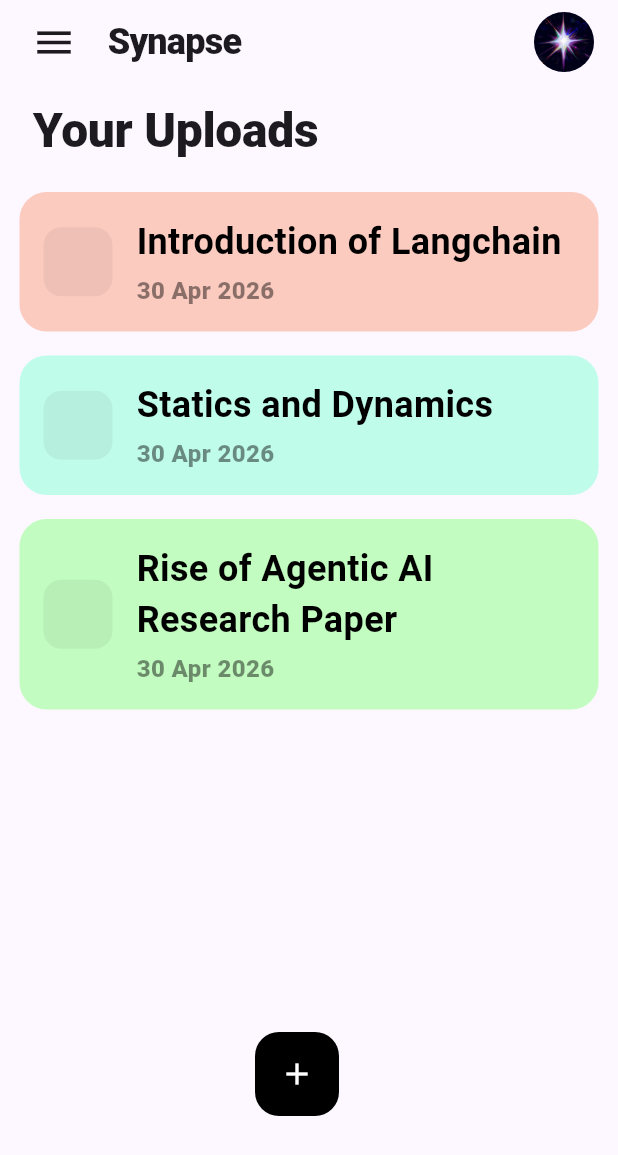
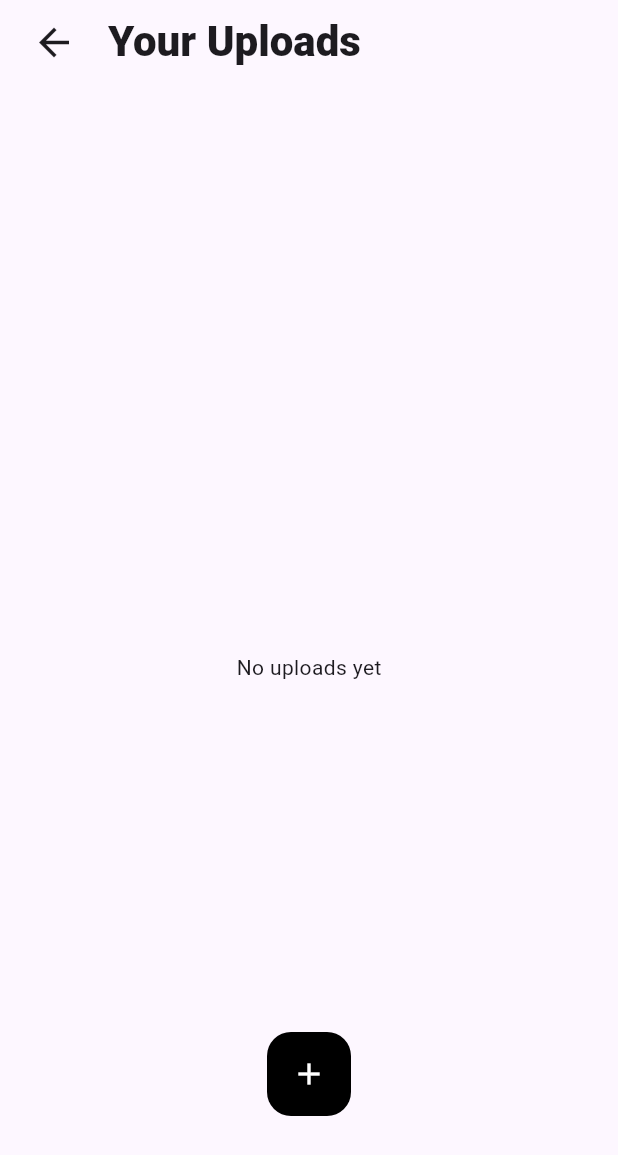
Before and after one commit to vedant-dev27/knowledge-intelligence-platform, a Flutter app: the UploadScreen screen opened directly, after a tap on the "add" icon, on a phone screen of 412 x 824 dp. Shown: the top 1155 px of the screen. Run offline on Flutter 3.47's test engine with Material 3 defaults, Android fonts, the phone set to English and light mode, and no system bars; our stand-ins replace file_picker, flutter_secure_storage, hive, hive_flutter; accounts and stored records are empty; statements that could not run were skipped.

Commit message:
add upload feature

```diff
--- a/mobile_app/lib/screens/home_screen.dart
+++ b/mobile_app/lib/screens/home_screen.dart
@@ -81,7 +81,7 @@
               ],
               child: const CircleAvatar(
                 radius: 20,
-                backgroundImage: AssetImage('assets/images/profile.jpg'),
+                child: Icon(Icons.person, size: 20),
               ),
             ),
           ),
--- a/mobile_app/lib/screens/upload_screen.dart
+++ b/mobile_app/lib/screens/upload_screen.dart
@@ -1,6 +1,9 @@
+import 'dart:io';
+import 'package:file_picker/file_picker.dart';
 import 'package:flutter/material.dart';
 import 'package:synapse/models/dataset_model.dart';
 import 'package:synapse/screens/dataset_viewer_screen.dart';
+import 'package:synapse/services/upload_service.dart';
 import 'package:synapse/widgets/dataset_widget.dart';
 
 class UploadScreen extends StatefulWidget {
@@ -10,28 +13,98 @@
   State<UploadScreen> createState() => _UploadScreenState();
 }
 
-final List<DatasetModel> fakeData = [
+class _UploadScreenState extends State<UploadScreen> {
+  final List<DatasetModel> data = [];
+
+  bool _isUploading = false;
+
+  Future<void> _pickAndUploadFile() async {
+    if (_isUploading) return;
+
+    final FilePickerResult? result =
+        await FilePicker.pickFiles(type: FileType.any);
+
+    if (result == null) return;
+
+    final PlatformFile pickedFile = result.files.single;
+    if (pickedFile.path == null) return;
+
+    final File file = File(pickedFile.path!);
+
+    setState(() => _isUploading = true);
+
+    try {
+      final response = await UploadService.uploadFile(file);
+
+      if (!mounted) return;
+
+      setState(() {
+        data.insert(
+          0,
           DatasetModel(
-    title: "Introduction of Langchain",
+            title: pickedFile.name,
             createdAt: DateTime.now(),
-    type: "pdf",
-    content: "Thermodynamics",
+            type: response['ext'],
+            content: '',
           ),
-  DatasetModel(
-    title: "Statics and Dynamics",
-    createdAt: DateTime.now(),
-    type: "image",
-    content: "Algebra",
+        );
+      });
+
+      showDialog(
+        context: context,
+        barrierDismissible: false,
+        builder: (_) => Dialog(
+          insetPadding: const EdgeInsets.symmetric(horizontal: 40),
+          shape: RoundedRectangleBorder(
+            borderRadius: BorderRadius.circular(20),
           ),
-  DatasetModel(
-    title: "Rise of Agentic AI Research Paper",
-    createdAt: DateTime.now(),
-    type: "pdf",
-    content: "Prokaryotic Cell",
+          child: Padding(
+            padding: const EdgeInsets.symmetric(horizontal: 20, vertical: 18),
+            child: Column(
+              mainAxisSize: MainAxisSize.min,
+              children: [
+                const Icon(Icons.check_circle, color: Colors.green, size: 36),
+                const SizedBox(height: 12),
+                const Text(
+                  "Upload Complete",
+                  style: TextStyle(
+                    fontSize: 18,
+                    fontWeight: FontWeight.w700,
                   ),
-];
+                ),
+                const SizedBox(height: 8),
+                Text(
+                  pickedFile.name,
+                  textAlign: TextAlign.center,
+                  style: const TextStyle(
+                    fontSize: 14,
+                    color: Colors.black54,
+                  ),
+                  overflow: TextOverflow.ellipsis,
+                  maxLines: 2,
+                ),
+              ],
+            ),
+          ),
+        ),
+      );
 
-class _UploadScreenState extends State<UploadScreen> {
+      Future.delayed(const Duration(milliseconds: 1600), () {
+        if (mounted) Navigator.of(context).pop();
+      });
+    } catch (_) {
+      if (!mounted) return;
+
+      ScaffoldMessenger.of(context).showSnackBar(
+        const SnackBar(
+          content: Text('Upload failed'),
+        ),
+      );
+    } finally {
+      if (mounted) setState(() => _isUploading = false);
+    }
+  }
+
   @override
   Widget build(BuildContext context) {
     final theme = Theme.of(context);
@@ -41,56 +114,33 @@
       appBar: AppBar(
         centerTitle: false,
         elevation: 0,
-        scrolledUnderElevation: 0,
         leading: const Padding(
           padding: EdgeInsets.only(left: 16),
-          child: Icon(Icons.menu, size: 30),
+          child: Icon(Icons.arrow_back, size: 30),
         ),
         title: const Text(
-          "Synapse",
+          "Your Uploads",
           style: TextStyle(
-            fontSize: 24,
+            fontSize: 28,
             fontWeight: FontWeight.w900,
-            letterSpacing: -0.5,
           ),
         ),
-        actions: const [
-          Padding(
-            padding: EdgeInsets.only(right: 16),
-            child: CircleAvatar(
-              radius: 20,
-              backgroundImage: AssetImage('assets/images/profile.jpg'),
-            ),
-          ),
-        ],
       ),
       body: SafeArea(
         child: Column(
           crossAxisAlignment: CrossAxisAlignment.start,
           children: [
-            const SizedBox(height: 8),
-            const Padding(
-              padding: EdgeInsets.symmetric(horizontal: 22),
-              child: Text(
-                "Your Uploads",
-                style: TextStyle(
-                  fontSize: 32,
-                  fontWeight: FontWeight.w900,
-                  letterSpacing: -0.2,
-                ),
-              ),
-            ),
             const SizedBox(height: 10),
             Expanded(
-              child: ListView.builder(
+              child: data.isEmpty
+                  ? const Center(child: Text("No uploads yet"))
+                  : ListView.builder(
                       padding: const EdgeInsets.only(bottom: 120),
-                itemCount: fakeData.length,
+                      itemCount: data.length,
                       itemBuilder: (context, index) {
-                  final dataset = fakeData[index];
+                        final dataset = data[index];
 
-                  return Padding(
-                    padding: const EdgeInsets.only(bottom: 0),
-                    child: InkWell(
+                        return InkWell(
                           borderRadius: BorderRadius.circular(24),
                           onTap: () {
                             Navigator.push(
@@ -102,7 +152,6 @@
                             );
                           },
                           child: DatasetWidget(dataset: dataset),
-                    ),
                         );
                       },
                     ),
@@ -113,23 +162,23 @@
       floatingActionButtonLocation: FloatingActionButtonLocation.centerFloat,
       floatingActionButton: Padding(
         padding: const EdgeInsets.only(bottom: 64),
-        child: Row(
-          mainAxisSize: MainAxisSize.min,
-          children: [
-            FloatingActionButton(
+        child: FloatingActionButton(
           elevation: 0,
           shape: RoundedRectangleBorder(
-                  borderRadius: BorderRadius.circular(16)),
-              heroTag: "camera",
+            borderRadius: BorderRadius.circular(16),
+          ),
           backgroundColor: Colors.black,
-              onPressed: () {},
-              child: const Icon(
-                Icons.add,
+          onPressed: _isUploading ? null : _pickAndUploadFile,
+          child: _isUploading
+              ? const SizedBox(
+                  width: 20,
+                  height: 20,
+                  child: CircularProgressIndicator(
+                    strokeWidth: 2,
                     color: Colors.white,
                   ),
-            ),
-            const SizedBox(width: 16),
-          ],
+                )
+              : const Icon(Icons.add, color: Colors.white),
         ),
       ),
     );
--- a/mobile_app/lib/services/auth_service.dart
+++ b/mobile_app/lib/services/auth_service.dart
@@ -2,7 +2,8 @@
 import 'dart:convert';
 import 'package:synapse/services/storage_service.dart';
 
-const String baseUrl = 'http://34.131.111.20:8000';
+//const String baseUrl = 'http://34.131.111.20:8000';
+const String baseUrl = 'http://192.168.0.169:8000';
 
 class AuthService {
   static Future<bool> registerUser(String uid, String pwd) async {
--- a/mobile_app/lib/services/chat_service.dart
+++ b/mobile_app/lib/services/chat_service.dart
@@ -1,7 +1,8 @@
 import 'package:http/http.dart' as http;
 import 'dart:convert';
 
-const String baseUrl = 'http://34.131.111.20:8000';
+//const String baseUrl = 'http://34.131.111.20:8000';
+const String baseUrl = 'http://192.168.0.169:8000';
 
 class ChatService {
   static Future<String> sendMessage(String message) async {
--- a/mobile_app/lib/widgets/bot_bubble.dart
+++ b/mobile_app/lib/widgets/bot_bubble.dart
@@ -37,6 +37,8 @@
 
   @override
   Widget build(BuildContext context) {
+    final isDark = Theme.of(context).brightness == Brightness.dark;
+
     return FadeTransition(
       opacity: _fadeAnim,
       child: SlideTransition(
@@ -52,10 +54,10 @@
                       const EdgeInsets.symmetric(horizontal: 16, vertical: 12),
                   child: Text(
                     widget.message,
-                    style: const TextStyle(
+                    style: TextStyle(
                       fontSize: 18,
                       height: 1.5,
-                      color: Color(0xFF1A1A1A),
+                      color: isDark ? Colors.white : const Color(0xFF1A1A1A),
                       fontWeight: FontWeight.w400,
                     ),
                   ),
--- a/mobile_app/pubspec.yaml
+++ b/mobile_app/pubspec.yaml
@@ -20,6 +20,7 @@
   hive_flutter: ^1.1.0
   uuid: ^4.5.3
   lottie: ^3.3.2
+  file_picker: ^11.0.2
 
 dev_dependencies:
   hive_generator: ^2.0.1
```
Also changed, not shown: mobile_app/lib/main.dart (+8 -0 lines), mobile_app/lib/services/upload_service.dart (added, +26 -0 lines), 11 other files. Lines whose indentation alone changed are shown as unchanged.
